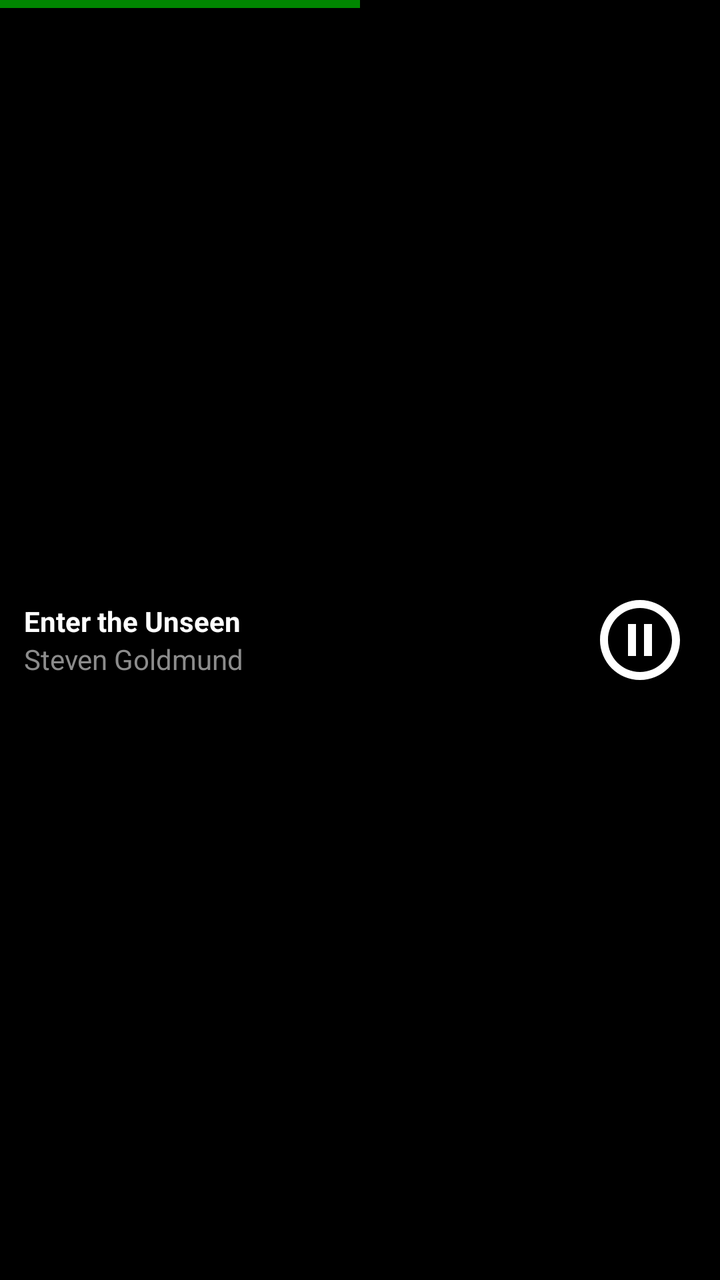
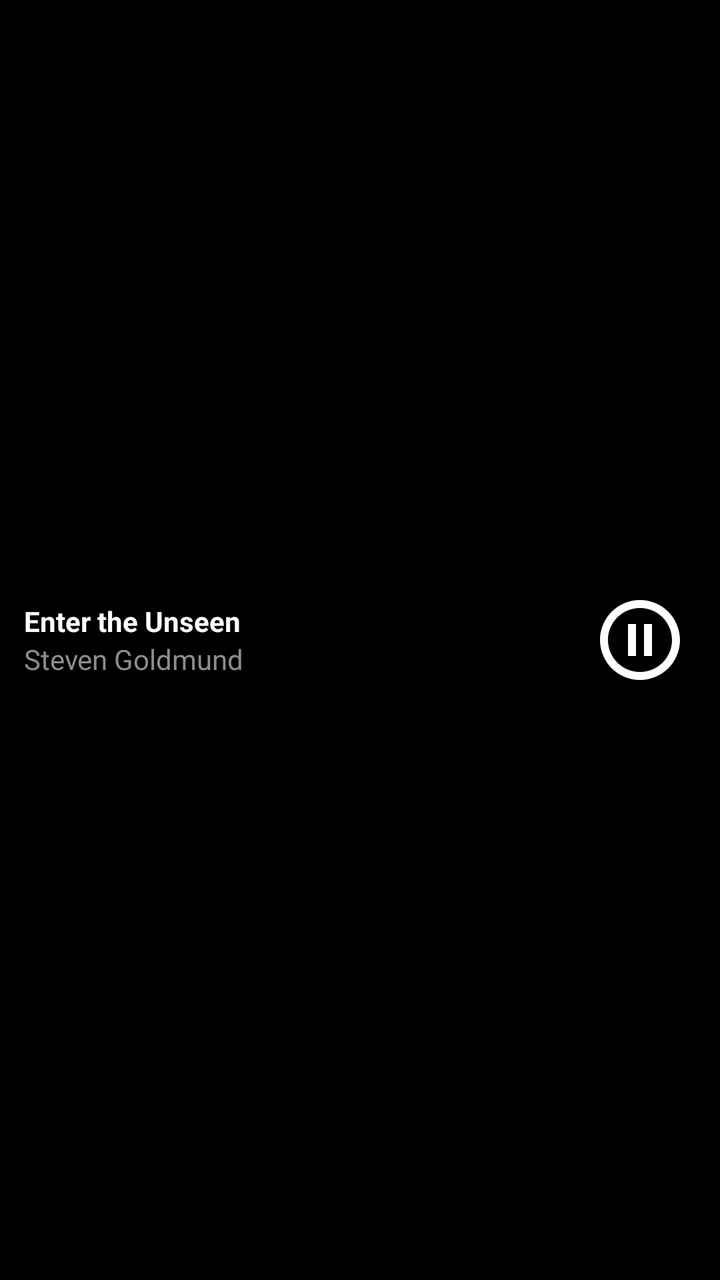

An Android layout rendered at two revisions. The XML below is the earlier revision; the diff shows what the commit changed to produce the second picture.
<!-- AndroidManifest.xml: application theme Theme.SpotifyLike -->
<!-- res/layout/fragment_bottom_player.xml -->
<?xml version="1.0" encoding="utf-8"?>
<androidx.constraintlayout.widget.ConstraintLayout xmlns:android="http://schemas.android.com/apk/res/android"
    xmlns:app="http://schemas.android.com/apk/res-auto"
    android:layout_width="match_parent"
    android:layout_height="80dp"
    android:background="@color/app_background">

    


    <ProgressBar
        android:id="@+id/pbTrack"
        style="@style/MyHorizontalProgressBar"
        android:layout_width="match_parent"
        android:layout_height="4dp"
        app:layout_constraintTop_toTopOf="parent"
        android:max="100"
        android:progress="50"
        />

    <TextView
        android:id="@+id/tTitle"
        android:layout_width="0dp"
        android:layout_height="wrap_content"
        android:text="Enter the Unseen"
        android:textColor="@color/white"
        android:textStyle="bold"
        app:layout_constraintStart_toStartOf="parent"
        app:layout_constraintEnd_toStartOf="@id/ibPlay"
        app:layout_constraintBottom_toTopOf="@id/tArtist"
        app:layout_constraintTop_toTopOf="parent"
        app:layout_constraintVertical_chainStyle="packed"
        android:ellipsize="end"
        android:maxLines="1"
        android:paddingHorizontal="12dp" />

    <TextView
        android:id="@+id/tArtist"
        android:layout_width="0dp"
        android:layout_height="wrap_content"
        android:text="Steven Goldmund"
        android:textColor="@color/light_grey"
        app:layout_constraintStart_toStartOf="parent"
        app:layout_constraintEnd_toStartOf="@id/ibPlay"
        app:layout_constraintBottom_toBottomOf="parent"
        app:layout_constraintTop_toBottomOf="@id/tTitle"
        app:layout_constraintVertical_chainStyle="packed"
        android:ellipsize="end"
        android:maxLines="1"
        android:paddingHorizontal="12dp" />

    <ImageButton
        android:layout_width="wrap_content"
        android:layout_height="wrap_content"
        android:id="@+id/ibPlay"
        android:background="@color/invisible"
        android:src="@drawable/ic_baseline_pause_circle_outline_24"
        app:layout_constraintEnd_toEndOf="parent"
        app:layout_constraintTop_toTopOf="parent"
        app:layout_constraintBottom_toBottomOf="parent"
        android:layout_marginEnd="16dp"
        />


</androidx.constraintlayout.widget.ConstraintLayout>
<!-- resources referenced by this layout -->
<resources>
  <color name="app_background">#FF000000</color>
  <color name="invisible">#00000000</color>
  <color name="light_grey">#8c8c8c</color>
  <color name="white">#FFFFFFFF</color>
  <!-- drawable ic_baseline_pause_circle_outline_24 (drawable) -->
  <vector android:height="48dp" android:tint="#FFFFFF"
      android:viewportHeight="24" android:viewportWidth="24"
      android:width="48dp" xmlns:android="http://schemas.android.com/apk/res/android">
      <path android:fillColor="@android:color/white" android:pathData="M9,16h2L11,8L9,8v8zM12,2C6.48,2 2,6.48 2,12s4.48,10 10,10 10,-4.48 10,-10S17.52,2 12,2zM12,20c-4.41,0 -8,-3.59 -8,-8s3.59,-8 8,-8 8,3.59 8,8 -3.59,8 -8,8zM13,16h2L15,8h-2v8z"/>
  </vector>
  <style name="MyHorizontalProgressBar" parent="@style/Widget.AppCompat.ProgressBar.Horizontal">
          <item name="android:indeterminateTintMode">src_atop</item>
          <item name="android:indeterminateTint">@color/playlist_info_title_bar</item>
          <item name="android:progressTintMode">src_atop</item>
          <item name="android:progressTint">@color/playlist_info_title_bar</item>
      </style>
  <style name="Theme.SpotifyLike" parent="Theme.MaterialComponents.DayNight.NoActionBar">
          
          <item name="colorPrimary">@color/black</item>
          <item name="colorPrimaryVariant">@color/black</item>
          <item name="colorOnPrimary">@color/white</item>
          
          <item name="colorSecondary">@color/teal_200</item>
          <item name="colorSecondaryVariant">@color/teal_700</item>
          <item name="colorOnSecondary">@color/black</item>
          
          <item name="android:statusBarColor">@color/black</item>
          
      </style>
  <color name="playlist_info_title_bar">#008600</color>
  <color name="black">#FF000000</color>
  <color name="teal_200">#FF03DAC5</color>
  <color name="teal_700">#FF018786</color>
</resources>

<!-- the commit's change to res/layout/fragment_bottom_player.xml (unified diff, before → after) -->
@@ -1,65 +1,61 @@
 <?xml version="1.0" encoding="utf-8"?>
 <androidx.constraintlayout.widget.ConstraintLayout xmlns:android="http://schemas.android.com/apk/res/android"
     xmlns:app="http://schemas.android.com/apk/res-auto"
+    android:id="@+id/layout"
     android:layout_width="match_parent"
     android:layout_height="80dp"
     android:background="@color/app_background">
-
-    
-
 
     <ProgressBar
         android:id="@+id/pbTrack"
         style="@style/MyHorizontalProgressBar"
         android:layout_width="match_parent"
         android:layout_height="4dp"
-        app:layout_constraintTop_toTopOf="parent"
         android:max="100"
-        android:progress="50"
-        />
+        android:progress="0"
+        app:layout_constraintTop_toTopOf="parent" />
 
     <TextView
         android:id="@+id/tTitle"
         android:layout_width="0dp"
         android:layout_height="wrap_content"
+        android:ellipsize="end"
+        android:maxLines="1"
+        android:paddingHorizontal="12dp"
         android:text="Enter the Unseen"
         android:textColor="@color/white"
         android:textStyle="bold"
+        app:layout_constraintBottom_toTopOf="@id/tArtist"
+        app:layout_constraintEnd_toStartOf="@id/ibPlay"
         app:layout_constraintStart_toStartOf="parent"
-        app:layout_constraintEnd_toStartOf="@id/ibPlay"
-        app:layout_constraintBottom_toTopOf="@id/tArtist"
         app:layout_constraintTop_toTopOf="parent"
-        app:layout_constraintVertical_chainStyle="packed"
-        android:ellipsize="end"
-        android:maxLines="1"
-        android:paddingHorizontal="12dp" />
+        app:layout_constraintVertical_chainStyle="packed" />
 
     <TextView
         android:id="@+id/tArtist"
         android:layout_width="0dp"
         android:layout_height="wrap_content"
+        android:ellipsize="end"
+        android:maxLines="1"
+        android:paddingHorizontal="12dp"
         android:text="Steven Goldmund"
         android:textColor="@color/light_grey"
+        app:layout_constraintBottom_toBottomOf="parent"
+        app:layout_constraintEnd_toStartOf="@id/ibPlay"
         app:layout_constraintStart_toStartOf="parent"
-        app:layout_constraintEnd_toStartOf="@id/ibPlay"
-        app:layout_constraintBottom_toBottomOf="parent"
         app:layout_constraintTop_toBottomOf="@id/tTitle"
-        app:layout_constraintVertical_chainStyle="packed"
-        android:ellipsize="end"
-        android:maxLines="1"
-        android:paddingHorizontal="12dp" />
+        app:layout_constraintVertical_chainStyle="packed" />
 
     <ImageButton
+        android:id="@+id/ibPlay"
         android:layout_width="wrap_content"
         android:layout_height="wrap_content"
-        android:id="@+id/ibPlay"
+        android:layout_marginEnd="16dp"
         android:background="@color/invisible"
         android:src="@drawable/ic_baseline_pause_circle_outline_24"
+        app:layout_constraintBottom_toBottomOf="parent"
         app:layout_constraintEnd_toEndOf="parent"
-        app:layout_constraintTop_toTopOf="parent"
-        app:layout_constraintBottom_toBottomOf="parent"
-        android:layout_marginEnd="16dp"
-        />
+        app:layout_constraintTop_toTopOf="parent" />
 
 
 </androidx.constraintlayout.widget.ConstraintLayout>
